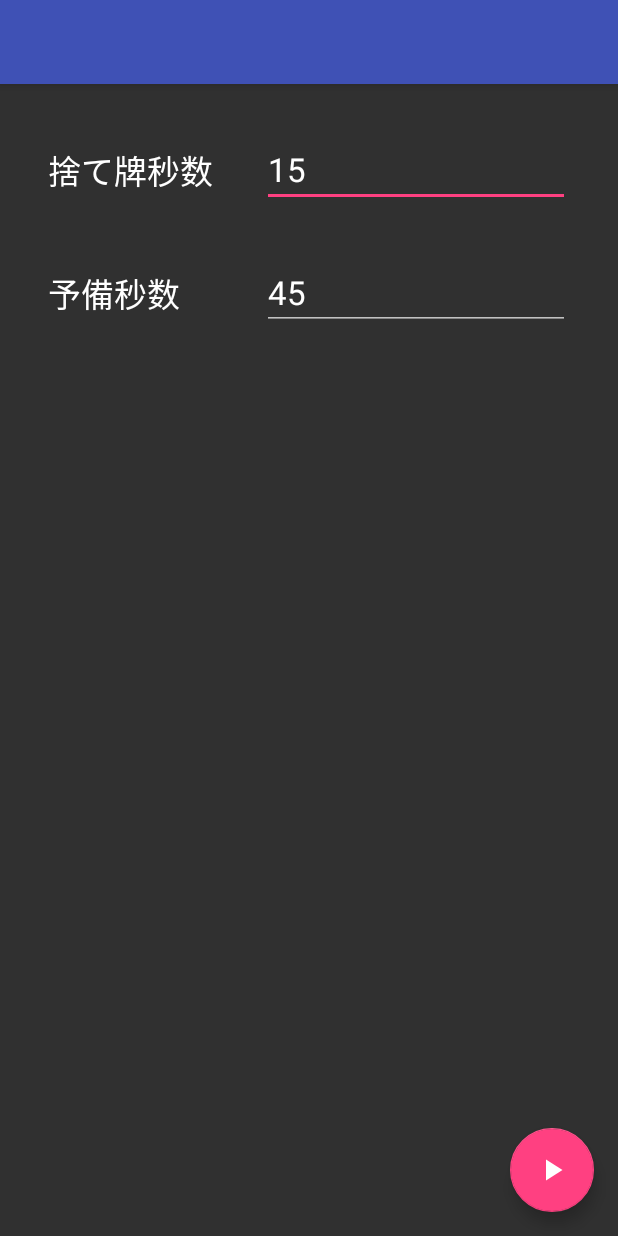
After one commit to katsuya94/rinshan, an Android app: the layout activity_setup.xml on its own in the app's theme, with its tools: preview values and no code run, on a phone screen of 412 x 824 dp. The commit adds this screen. Run offline under Robolectric (Android 15) with nearby library versions, the light colour scheme and no system bars.

Commit message:
Add SetupActivity

```diff
--- a/app/build.gradle
+++ b/app/build.gradle
@@ -27,6 +27,7 @@ dependencies {
     implementation 'com.android.support:appcompat-v7:28.0.0-alpha3'
     implementation 'com.android.support.constraint:constraint-layout:1.1.2'
     implementation 'android.arch.lifecycle:extensions:1.1.1'
+    implementation 'com.android.support:design:28.0.0-alpha3'
     testImplementation 'junit:junit:4.12'
     androidTestImplementation 'com.android.support.test:runner:1.0.2'
     androidTestImplementation 'com.android.support.test.espresso:espresso-core:3.0.2'
--- a/app/src/main/AndroidManifest.xml
+++ b/app/src/main/AndroidManifest.xml
@@ -9,11 +9,13 @@
         android:roundIcon="@mipmap/ic_launcher_round"
         android:supportsRtl="true"
         android:theme="@style/AppTheme">
+        <activity android:name=".MainActivity">
+        </activity>
         <activity
-            android:name=".MainActivity">
+            android:name=".SetupActivity"
+            android:label="@string/app_name">
             <intent-filter>
                 <action android:name="android.intent.action.MAIN" />
-
                 <category android:name="android.intent.category.LAUNCHER" />
             </intent-filter>
         </activity>
--- a/app/src/main/java/io/atateno/rinshan/MainActivity.java
+++ b/app/src/main/java/io/atateno/rinshan/MainActivity.java
@@ -2,11 +2,11 @@ package io.atateno.rinshan;
 
 import android.app.AlertDialog;
 import android.content.Context;
+import android.content.Intent;
 import android.content.pm.ActivityInfo;
 import android.media.MediaPlayer;
 import android.support.v7.app.AppCompatActivity;
 import android.os.Bundle;
-import android.util.Log;
 import android.view.View;
 import android.arch.lifecycle.ViewModelProviders;
 import android.view.WindowManager;
@@ -15,6 +15,9 @@ import android.widget.ImageButton;
 import android.widget.TextView;
 
 public class MainActivity extends AppCompatActivity {
+    public static final String BASE_TIME_MESSAGE = "io.atateno.rinshan.MainActivity.BASE_TIME_MESSAGE";
+    public static final String EXTRA_TIME_MESSAGE = "io.atateno.rinshan.MainActivity.EXTRA_TIME_MESSAGE";
+
     class FailedToCommitPreferences extends RuntimeException {}
 
     private KyokuViewModel kyokuViewModel;
@@ -75,12 +78,14 @@ public class MainActivity extends AppCompatActivity {
         super.onCreate(savedInstanceState);
         setContentView(R.layout.activity_main);
 
+        Intent intent = getIntent();
+
         MediaPlayer mp = MediaPlayer.create(this, R.raw.tick);
 
         kyokuViewModel = ViewModelProviders.of(this).get(KyokuViewModel.class);
         kyokuViewModel.init();
-        kyokuViewModel.setBaseTime(5);
-        kyokuViewModel.setExtraTime(15);
+        kyokuViewModel.setBaseTime(intent.getIntExtra(BASE_TIME_MESSAGE, 15));
+        kyokuViewModel.setExtraTime(intent.getIntExtra(EXTRA_TIME_MESSAGE, 45));
         kyokuViewModel.setOnTick(() -> {
             mp.seekTo(0);
             mp.start();
--- /dev/null
+++ b/app/src/main/java/io/atateno/rinshan/SetupActivity.java
@@ -0,0 +1,47 @@
+package io.atateno.rinshan;
+
+import android.content.Context;
+import android.content.Intent;
+import android.content.SharedPreferences;
+import android.os.Bundle;
+import android.support.design.widget.FloatingActionButton;
+import android.support.v7.app.AppCompatActivity;
+import android.support.v7.widget.Toolbar;
+import android.widget.EditText;
+
+public class SetupActivity extends AppCompatActivity {
+    @Override
+    protected void onResume() {
+        super.onResume();
+        EditText editTextBaseTime = findViewById(R.id.editTextBaseTime);
+        EditText editTextExtraTime = findViewById(R.id.editTextExtraTime);
+        SharedPreferences preferences = getPreferences(Context.MODE_PRIVATE);
+        editTextBaseTime.setText(Integer.toString(preferences.getInt("baseTime", 15)));
+        editTextExtraTime.setText(Integer.toString(preferences.getInt("extraTime", 45)));
+    }
+
+    @Override
+    protected void onCreate(Bundle savedInstanceState) {
+        super.onCreate(savedInstanceState);
+        setContentView(R.layout.activity_setup);
+        Toolbar toolbar = findViewById(R.id.toolbar);
+        setSupportActionBar(toolbar);
+
+        FloatingActionButton fab = findViewById(R.id.fab);
+        fab.setOnClickListener(view -> {
+            EditText editTextBaseTime = findViewById(R.id.editTextBaseTime);
+            EditText editTextExtraTime = findViewById(R.id.editTextExtraTime);
+            int baseTime = Integer.parseInt(editTextBaseTime.getText().toString());
+            int extraTime = Integer.parseInt(editTextExtraTime.getText().toString());
+            getPreferences(Context.MODE_PRIVATE)
+                    .edit()
+                    .putInt("baseTime", baseTime)
+                    .putInt("extraTime", extraTime)
+                    .apply();
+            Intent intent = new Intent(this, MainActivity.class);
+            intent.putExtra(MainActivity.BASE_TIME_MESSAGE, baseTime);
+            intent.putExtra(MainActivity.EXTRA_TIME_MESSAGE, extraTime);
+            startActivity(intent);
+        });
+    }
+}
--- /dev/null
+++ b/app/src/main/res/drawable/ic_play_arrow_black_24dp.xml
@@ -0,0 +1,5 @@
+<vector android:height="24dp" android:tint="#FFFFFF"
+    android:viewportHeight="24.0" android:viewportWidth="24.0"
+    android:width="24dp" xmlns:android="http://schemas.android.com/apk/res/android">
+    <path android:fillColor="#FF000000" android:pathData="M8,5v14l11,-7z"/>
+</vector>
--- /dev/null
+++ b/app/src/main/res/layout/activity_setup.xml
@@ -0,0 +1,34 @@
+<?xml version="1.0" encoding="utf-8"?>
+<android.support.design.widget.CoordinatorLayout xmlns:android="http://schemas.android.com/apk/res/android"
+    xmlns:app="http://schemas.android.com/apk/res-auto"
+    xmlns:tools="http://schemas.android.com/tools"
+    android:layout_width="match_parent"
+    android:layout_height="match_parent"
+    tools:context=".SetupActivity">
+
+    <android.support.design.widget.AppBarLayout
+        android:layout_width="match_parent"
+        android:layout_height="wrap_content"
+        android:theme="@style/AppTheme.AppBarOverlay">
+
+        <android.support.v7.widget.Toolbar
+            android:id="@+id/toolbar"
+            android:layout_width="match_parent"
+            android:layout_height="?attr/actionBarSize"
+            android:background="?attr/colorPrimary"
+            app:popupTheme="@style/AppTheme.PopupOverlay" />
+
+    </android.support.design.widget.AppBarLayout>
+
+    <include layout="@layout/content_setup" />
+
+    <android.support.design.widget.FloatingActionButton
+        android:id="@+id/fab"
+        android:layout_width="wrap_content"
+        android:layout_height="wrap_content"
+        android:layout_gravity="bottom|end"
+        android:layout_margin="@dimen/fab_margin"
+        app:fabSize="normal"
+        app:srcCompat="@drawable/ic_play_arrow_black_24dp" />
+
+</android.support.design.widget.CoordinatorLayout>
--- /dev/null
+++ b/app/src/main/res/layout/content_setup.xml
@@ -0,0 +1,84 @@
+<?xml version="1.0" encoding="utf-8"?>
+<android.support.constraint.ConstraintLayout xmlns:android="http://schemas.android.com/apk/res/android"
+    xmlns:app="http://schemas.android.com/apk/res-auto"
+    xmlns:tools="http://schemas.android.com/tools"
+    android:layout_width="match_parent"
+    android:layout_height="match_parent"
+    android:orientation="vertical"
+    app:layout_behavior="@string/appbar_scrolling_view_behavior"
+    tools:context=".SetupActivity"
+    tools:showIn="@layout/activity_setup">
+
+    <TextView
+        android:id="@+id/textView3"
+        android:layout_width="0dp"
+        android:layout_height="wrap_content"
+        android:layout_marginEnd="8dp"
+        android:layout_marginLeft="32dp"
+        android:layout_marginRight="8dp"
+        android:layout_marginStart="32dp"
+        android:text="@string/base_time"
+        android:textAppearance="@style/TextAppearance.AppCompat.Large"
+        app:layout_constraintBottom_toBottomOf="@+id/editTextBaseTime"
+        app:layout_constraintEnd_toStartOf="@+id/guideline5"
+        app:layout_constraintStart_toStartOf="parent"
+        app:layout_constraintTop_toTopOf="@+id/editTextBaseTime" />
+
+    <TextView
+        android:id="@+id/textView4"
+        android:layout_width="0dp"
+        android:layout_height="wrap_content"
+        android:layout_marginEnd="8dp"
+        android:layout_marginLeft="32dp"
+        android:layout_marginRight="8dp"
+        android:layout_marginStart="32dp"
+        android:text="@string/extra_time"
+        android:textAppearance="@style/TextAppearance.AppCompat.Large"
+        app:layout_constraintBottom_toBottomOf="@+id/editTextExtraTime"
+        app:layout_constraintEnd_toStartOf="@+id/guideline5"
+        app:layout_constraintStart_toStartOf="parent"
+        app:layout_constraintTop_toTopOf="@+id/editTextExtraTime" />
+
+    <android.support.constraint.Guideline
+        android:id="@+id/guideline5"
+        android:layout_width="wrap_content"
+        android:layout_height="wrap_content"
+        android:orientation="vertical"
+        app:layout_constraintGuide_begin="167dp" />
+
+    <EditText
+        android:id="@+id/editTextBaseTime"
+        android:layout_width="0dp"
+        android:layout_height="wrap_content"
+        android:layout_marginEnd="32dp"
+        android:layout_marginLeft="8dp"
+        android:layout_marginRight="32dp"
+        android:layout_marginStart="8dp"
+        android:layout_marginTop="32dp"
+        android:ems="10"
+        android:inputType="number"
+        android:text="15"
+        android:textAppearance="@style/TextAppearance.AppCompat.Large"
+        app:layout_constraintEnd_toEndOf="parent"
+        app:layout_constraintStart_toStartOf="@+id/guideline5"
+        app:layout_constraintTop_toTopOf="parent" />
+
+    <EditText
+        android:id="@+id/editTextExtraTime"
+        android:layout_width="0dp"
+        android:layout_height="wrap_content"
+        android:layout_marginEnd="32dp"
+        android:layout_marginLeft="8dp"
+        android:layout_marginRight="32dp"
+        android:layout_marginStart="8dp"
+        android:layout_marginTop="32dp"
+        android:ems="10"
+        android:inputType="number"
+        android:text="45"
+        android:textAppearance="@style/TextAppearance.AppCompat.Large"
+        app:layout_constraintEnd_toEndOf="parent"
+        app:layout_constraintHorizontal_bias="0.0"
+        app:layout_constraintStart_toStartOf="@+id/guideline5"
+        app:layout_constraintTop_toBottomOf="@+id/editTextBaseTime" />
+
+</android.support.constraint.ConstraintLayout>
--- a/app/src/main/res/values/dimens.xml
+++ b/app/src/main/res/values/dimens.xml
@@ -2,4 +2,5 @@
     <dimen name="button_width">95dp</dimen>
     <dimen name="button_margin">5dp</dimen>
     <dimen name="button_text_size">48sp</dimen>
+    <dimen name="fab_margin">16dp</dimen>
 </resources>
--- a/app/src/main/res/values/strings.xml
+++ b/app/src/main/res/values/strings.xml
@@ -1,5 +1,7 @@
 <resources>
-    <string name="app_name">Rinshan</string>
+    <string name="app_name">嶺上</string>
     <string name="start">対局</string>
     <string name="resume">再開</string>
+    <string name="base_time">捨て牌秒数</string>
+    <string name="extra_time">予備秒数</string>
 </resources>
--- a/app/src/main/res/values/styles.xml
+++ b/app/src/main/res/values/styles.xml
@@ -8,4 +8,8 @@
         <item name="colorAccent">@color/colorAccent</item>
     </style>
 
+    <style name="AppTheme.AppBarOverlay" parent="ThemeOverlay.AppCompat.Dark.ActionBar" />
+
+    <style name="AppTheme.PopupOverlay" parent="ThemeOverlay.AppCompat.Light" />
+
 </resources>
```
